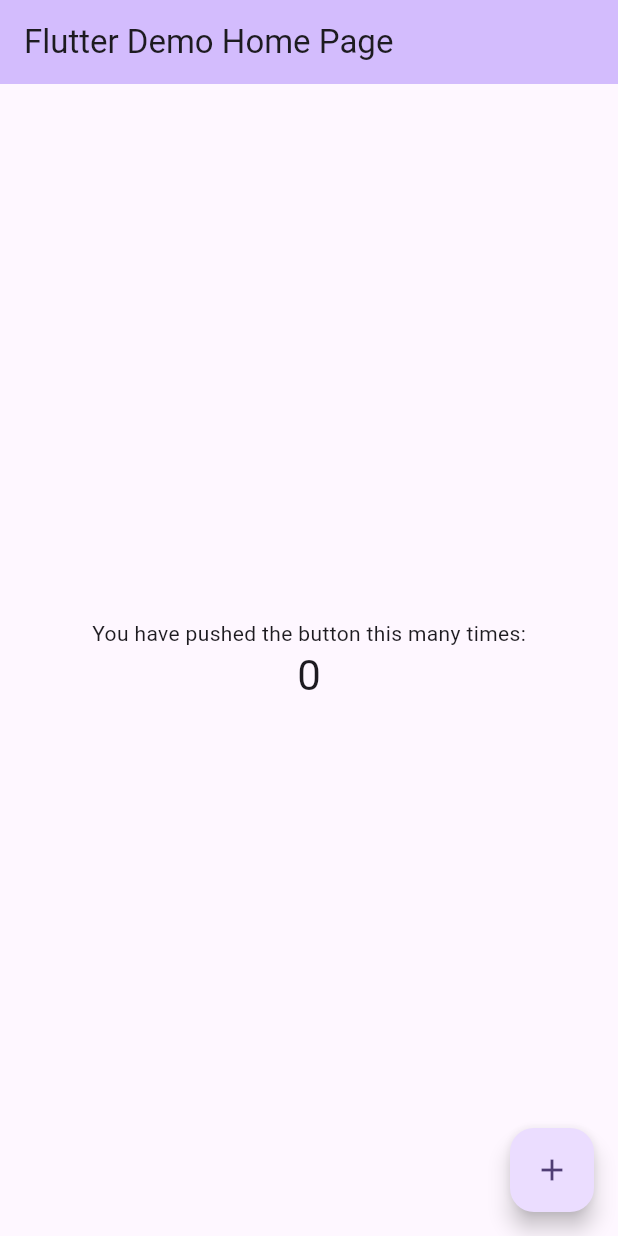
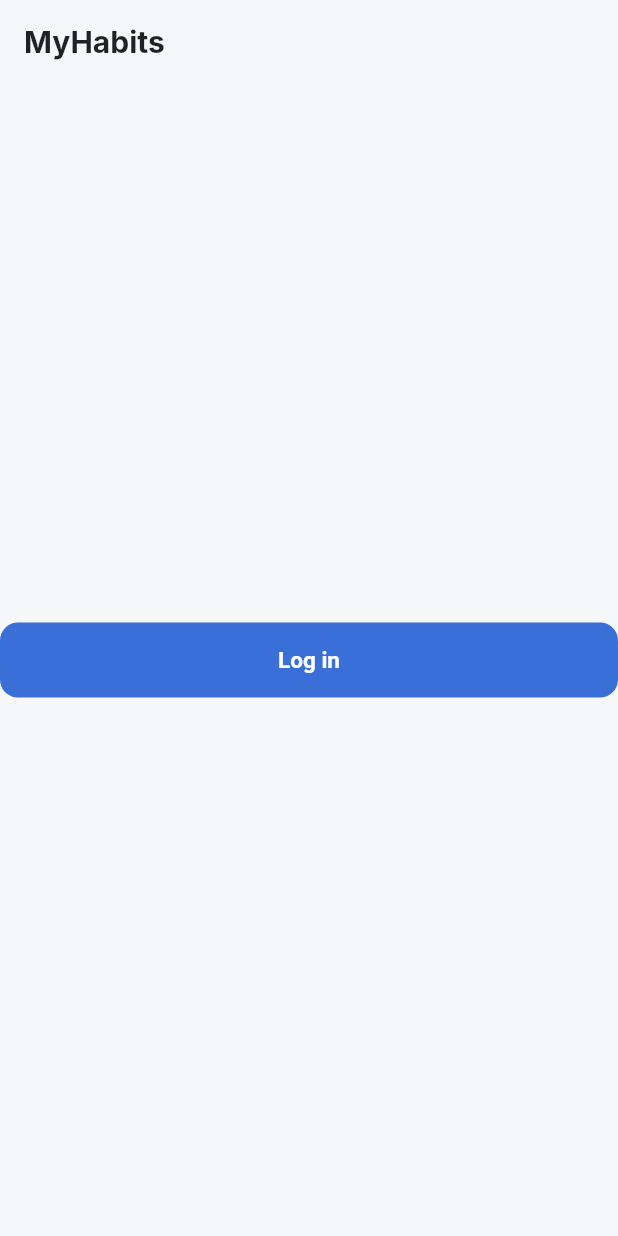
Before and after one commit to necdetalpozdemir/CS310PROJECT, a Flutter app: the screen it shows after launch, on a phone screen of 412 x 824 dp. Run offline on Flutter 3.47's test engine with Material 3 defaults, Android fonts, the phone set to English and light mode, and no system bars.

Commit message:
Add named routes, bottom navigation shell and screen placeholders

```diff
--- a/lib/main.dart
+++ b/lib/main.dart
@@ -1,122 +1,23 @@
 import 'package:flutter/material.dart';
 
+import 'routes.dart';
+import 'utils/app_theme.dart';
+
 void main() {
-  runApp(const MyApp());
+  runApp(const MyHabitsApp());
 }
 
-class MyApp extends StatelessWidget {
-  const MyApp({super.key});
+class MyHabitsApp extends StatelessWidget {
+  const MyHabitsApp({super.key});
 
-  // This widget is the root of your application.
   @override
   Widget build(BuildContext context) {
     return MaterialApp(
-      title: 'Flutter Demo',
-      theme: ThemeData(
-        // This is the theme of your application.
-        //
-        // TRY THIS: Try running your application with "flutter run". You'll see
-        // the application has a purple toolbar. Then, without quitting the app,
-        // try changing the seedColor in the colorScheme below to Colors.green
-        // and then invoke "hot reload" (save your changes or press the "hot
-        // reload" button in a Flutter-supported IDE, or press "r" if you used
-        // the command line to start the app).
-        //
-        // Notice that the counter didn't reset back to zero; the application
-        // state is not lost during the reload. To reset the state, use hot
-        // restart instead.
-        //
-        // This works for code too, not just values: Most code changes can be
-        // tested with just a hot reload.
-        colorScheme: .fromSeed(seedColor: Colors.deepPurple),
-      ),
-      home: const MyHomePage(title: 'Flutter Demo Home Page'),
+      title: 'MyHabits',
+      debugShowCheckedModeBanner: false,
+      theme: AppTheme.light,
+      initialRoute: AppRoutes.welcome,
+      routes: AppRoutes.routes,
     );
   }
 }
-
-class MyHomePage extends StatefulWidget {
-  const MyHomePage({super.key, required this.title});
-
-  // This widget is the home page of your application. It is stateful, meaning
-  // that it has a State object (defined below) that contains fields that affect
-  // how it looks.
-
-  // This class is the configuration for the state. It holds the values (in this
-  // case the title) provided by the parent (in this case the App widget) and
-  // used by the build method of the State. Fields in a Widget subclass are
-  // always marked "final".
-
-  final String title;
-
-  @override
-  State<MyHomePage> createState() => _MyHomePageState();
-}
-
-class _MyHomePageState extends State<MyHomePage> {
-  int _counter = 0;
-
-  void _incrementCounter() {
-    setState(() {
-      // This call to setState tells the Flutter framework that something has
-      // changed in this State, which causes it to rerun the build method below
-      // so that the display can reflect the updated values. If we changed
-      // _counter without calling setState(), then the build method would not be
-      // called again, and so nothing would appear to happen.
-      _counter++;
-    });
-  }
-
-  @override
-  Widget build(BuildContext context) {
-    // This method is rerun every time setState is called, for instance as done
-    // by the _incrementCounter method above.
-    //
-    // The Flutter framework has been optimized to make rerunning build methods
-    // fast, so that you can just rebuild anything that needs updating rather
-    // than having to individually change instances of widgets.
-    return Scaffold(
-      appBar: AppBar(
-        // TRY THIS: Try changing the color here to a specific color (to
-        // Colors.amber, perhaps?) and trigger a hot reload to see the AppBar
-        // change color while the other colors stay the same.
-        backgroundColor: Theme.of(context).colorScheme.inversePrimary,
-        // Here we take the value from the MyHomePage object that was created by
-        // the App.build method, and use it to set our appbar title.
-        title: Text(widget.title),
-      ),
-      body: Center(
-        // Center is a layout widget. It takes a single child and positions it
-        // in the middle of the parent.
-        child: Column(
-          // Column is also a layout widget. It takes a list of children and
-          // arranges them vertically. By default, it sizes itself to fit its
-          // children horizontally, and tries to be as tall as its parent.
-          //
-          // Column has various properties to control how it sizes itself and
-          // how it positions its children. Here we use mainAxisAlignment to
-          // center the children vertically; the main axis here is the vertical
-          // axis because Columns are vertical (the cross axis would be
-          // horizontal).
-          //
-          // TRY THIS: Invoke "debug painting" (choose the "Toggle Debug Paint"
-          // action in the IDE, or press "p" in the console), to see the
-          // wireframe for each widget.
-          mainAxisAlignment: .center,
-          children: [
-            const Text('You have pushed the button this many times:'),
-            Text(
-              '$_counter',
-              style: Theme.of(context).textTheme.headlineMedium,
-            ),
-          ],
-        ),
-      ),
-      floatingActionButton: FloatingActionButton(
-        onPressed: _incrementCounter,
-        tooltip: 'Increment',
-        child: const Icon(Icons.add),
-      ),
-    );
-  }
-}
--- /dev/null
+++ b/lib/routes.dart
@@ -0,0 +1,33 @@
+import 'package:flutter/material.dart';
+
+import 'screens/auth/forgot_password_screen.dart';
+import 'screens/auth/login_screen.dart';
+import 'screens/auth/signup_screen.dart';
+import 'screens/auth/welcome_screen.dart';
+import 'screens/habits/add_edit_habit_screen.dart';
+import 'screens/main_shell.dart';
+import 'screens/profile/change_password_screen.dart';
+
+/// Named routes of the app. Screens that need data (Habit Detail,
+/// Edit Habit, Icon Picker) are opened with Navigator.push instead.
+class AppRoutes {
+  AppRoutes._();
+
+  static const String welcome = '/';
+  static const String login = '/login';
+  static const String signUp = '/signup';
+  static const String forgotPassword = '/forgot-password';
+  static const String home = '/home';
+  static const String addHabit = '/add-habit';
+  static const String changePassword = '/change-password';
+
+  static Map<String, WidgetBuilder> get routes => {
+        welcome: (context) => const WelcomeScreen(),
+        login: (context) => const LoginScreen(),
+        signUp: (context) => const SignUpScreen(),
+        forgotPassword: (context) => const ForgotPasswordScreen(),
+        home: (context) => const MainShell(),
+        addHabit: (context) => const AddEditHabitScreen(),
+        changePassword: (context) => const ChangePasswordScreen(),
+      };
+}
--- /dev/null
+++ b/lib/screens/auth/welcome_screen.dart
@@ -0,0 +1,20 @@
+import 'package:flutter/material.dart';
+import '../../routes.dart';
+
+// PLACEHOLDER – Necdet Alp Özdemir will replace this file with the real screen.
+class WelcomeScreen extends StatelessWidget {
+  const WelcomeScreen({super.key});
+
+  @override
+  Widget build(BuildContext context) {
+    return Scaffold(
+      appBar: AppBar(title: const Text('MyHabits')),
+      body: Center(
+        child: ElevatedButton(
+          onPressed: () => Navigator.pushNamed(context, AppRoutes.login),
+          child: const Text('Log in'),
+        ),
+      ),
+    );
+  }
+}
```
Also changed, not shown: lib/data/user_session.dart (added, +18 -0 lines), lib/screens/auth/forgot_password_screen.dart (added, +14 -0 lines), lib/screens/auth/login_screen.dart (added, +25 -0 lines), lib/screens/auth/signup_screen.dart (added, +14 -0 lines), lib/screens/habits/add_edit_habit_screen.dart (added, +14 -0 lines), lib/screens/habits/my_habits_screen.dart (added, +14 -0 lines), lib/screens/main_shell.dart (added, +71 -0 lines), lib/screens/profile/change_password_screen.dart (added, +14 -0 lines), lib/screens/profile/profile_screen.dart (added, +14 -0 lines), lib/screens/progress/progress_screen.dart (added, +14 -0 lines), lib/screens/today/today_screen.dart (added, +14 -0 lines), 1 other file.
